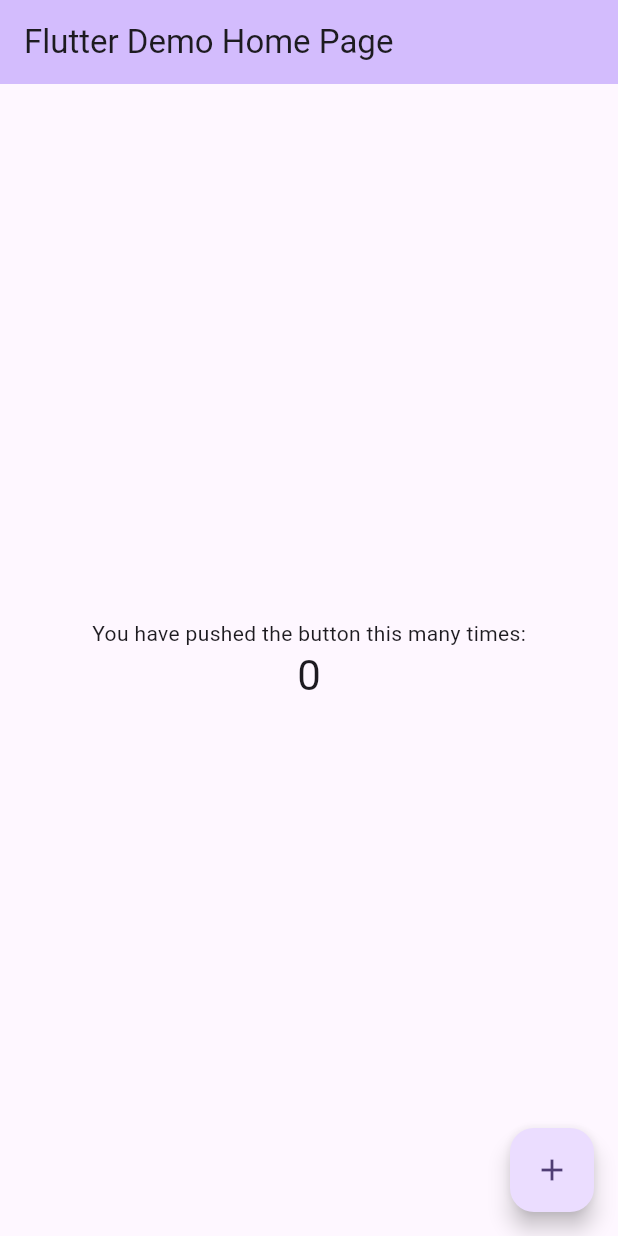
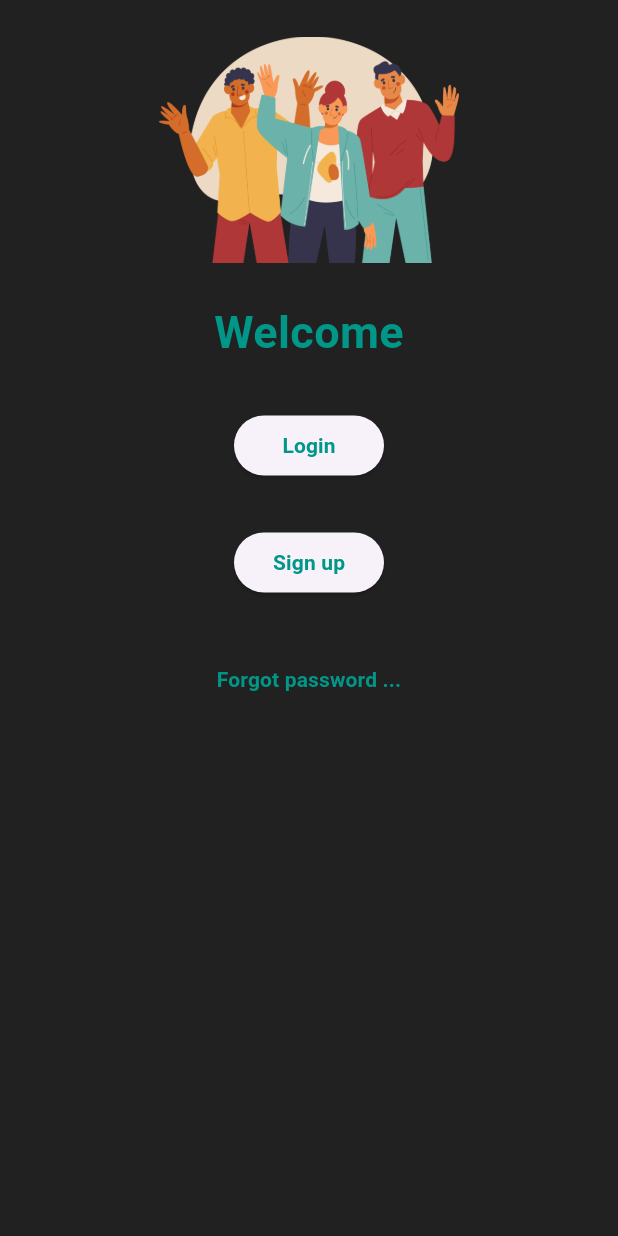
Before and after one commit to iamsaeedbm/flutter_vip, a Flutter app: the screen it shows after launch, on a phone screen of 412 x 824 dp. Run offline on Flutter 3.47's test engine with Material 3 defaults, Android fonts, the phone set to English and light mode, and no system bars.

Commit message:
add starter files

```diff
--- a/analysis_options.yaml
+++ b/analysis_options.yaml
@@ -7,7 +7,7 @@
 
 # The following line activates a set of recommended lints for Flutter apps,
 # packages, and plugins designed to encourage good coding practices.
-include: package:flutter_lints/flutter.yaml
+# include: package:flutter_lints/flutter.yaml
 
 linter:
   # The lint rules applied to this project can be customized in the
--- a/lib/main.dart
+++ b/lib/main.dart
@@ -1,125 +1,18 @@
 import 'package:flutter/material.dart';
+import 'package:vip_app/welcome_page.dart';
 
-void main() {
-  runApp(const MyApp());
+void main(List<String> args) {
+  runApp(MyApp());
 }
 
 class MyApp extends StatelessWidget {
   const MyApp({super.key});
 
-  // This widget is the root of your application.
   @override
   Widget build(BuildContext context) {
     return MaterialApp(
-      title: 'Flutter Demo',
-      theme: ThemeData(
-        // This is the theme of your application.
-        //
-        // TRY THIS: Try running your application with "flutter run". You'll see
-        // the application has a purple toolbar. Then, without quitting the app,
-        // try changing the seedColor in the colorScheme below to Colors.green
-        // and then invoke "hot reload" (save your changes or press the "hot
-        // reload" button in a Flutter-supported IDE, or press "r" if you used
-        // the command line to start the app).
-        //
-        // Notice that the counter didn't reset back to zero; the application
-        // state is not lost during the reload. To reset the state, use hot
-        // restart instead.
-        //
-        // This works for code too, not just values: Most code changes can be
-        // tested with just a hot reload.
-        colorScheme: ColorScheme.fromSeed(seedColor: Colors.deepPurple),
-        useMaterial3: true,
-      ),
-      home: const MyHomePage(title: 'Flutter Demo Home Page'),
+      debugShowCheckedModeBanner: false,
+      home: WelcomePage(),
     );
   }
 }
-
-class MyHomePage extends StatefulWidget {
-  const MyHomePage({super.key, required this.title});
-
-  // This widget is the home page of your application. It is stateful, meaning
-  // that it has a State object (defined below) that contains fields that affect
-  // how it looks.
-
-  // This class is the configuration for the state. It holds the values (in this
-  // case the title) provided by the parent (in this case the App widget) and
-  // used by the build method of the State. Fields in a Widget subclass are
-  // always marked "final".
-
-  final String title;
-
-  @override
-  State<MyHomePage> createState() => _MyHomePageState();
-}
-
-class _MyHomePageState extends State<MyHomePage> {
-  int _counter = 0;
-
-  void _incrementCounter() {
-    setState(() {
-      // This call to setState tells the Flutter framework that something has
-      // changed in this State, which causes it to rerun the build method below
-      // so that the display can reflect the updated values. If we changed
-      // _counter without calling setState(), then the build method would not be
-      // called again, and so nothing would appear to happen.
-      _counter++;
-    });
-  }
-
-  @override
-  Widget build(BuildContext context) {
-    // This method is rerun every time setState is called, for instance as done
-    // by the _incrementCounter method above.
-    //
-    // The Flutter framework has been optimized to make rerunning build methods
-    // fast, so that you can just rebuild anything that needs updating rather
-    // than having to individually change instances of widgets.
-    return Scaffold(
-      appBar: AppBar(
-        // TRY THIS: Try changing the color here to a specific color (to
-        // Colors.amber, perhaps?) and trigger a hot reload to see the AppBar
-        // change color while the other colors stay the same.
-        backgroundColor: Theme.of(context).colorScheme.inversePrimary,
-        // Here we take the value from the MyHomePage object that was created by
-        // the App.build method, and use it to set our appbar title.
-        title: Text(widget.title),
-      ),
-      body: Center(
-        // Center is a layout widget. It takes a single child and positions it
-        // in the middle of the parent.
-        child: Column(
-          // Column is also a layout widget. It takes a list of children and
-          // arranges them vertically. By default, it sizes itself to fit its
-          // children horizontally, and tries to be as tall as its parent.
-          //
-          // Column has various properties to control how it sizes itself and
-          // how it positions its children. Here we use mainAxisAlignment to
-          // center the children vertically; the main axis here is the vertical
-          // axis because Columns are vertical (the cross axis would be
-          // horizontal).
-          //
-          // TRY THIS: Invoke "debug painting" (choose the "Toggle Debug Paint"
-          // action in the IDE, or press "p" in the console), to see the
-          // wireframe for each widget.
-          mainAxisAlignment: MainAxisAlignment.center,
-          children: <Widget>[
-            const Text(
-              'You have pushed the button this many times:',
-            ),
-            Text(
-              '$_counter',
-              style: Theme.of(context).textTheme.headlineMedium,
-            ),
-          ],
-        ),
-      ),
-      floatingActionButton: FloatingActionButton(
-        onPressed: _incrementCounter,
-        tooltip: 'Increment',
-        child: const Icon(Icons.add),
-      ), // This trailing comma makes auto-formatting nicer for build methods.
-    );
-  }
-}
--- /dev/null
+++ b/lib/welcome_page.dart
@@ -0,0 +1,88 @@
+import 'package:flutter/material.dart';
+import 'package:vip_app/login_page.dart';
+import 'package:vip_app/reset_password_page.dart';
+import 'package:vip_app/signup_page.dart';
+
+class WelcomePage extends StatefulWidget {
+  const WelcomePage({super.key});
+
+  @override
+  State<WelcomePage> createState() => _WelcomePageState();
+}
+
+class _WelcomePageState extends State<WelcomePage> {
+  @override
+  Widget build(BuildContext context) {
+    return Scaffold(
+      backgroundColor: Colors.grey[900],
+      body: SafeArea(
+        child: Center(
+          child: Column(
+            children: [
+              Image(
+                image: AssetImage('images/welcome.png'),
+                width: 200.0,
+                height: 200.0,
+              ),
+              Text(
+                'Welcome',
+                style: TextStyle(
+                  fontWeight: FontWeight.bold,
+                  fontSize: 30.0,
+                  color: Colors.teal,
+                ),
+              ),
+              SizedBox(height: 30),
+              ElevatedButton(
+                onPressed: () {
+                  navigateToPage(LoginPage());
+                },
+                style: ElevatedButton.styleFrom(
+                  minimumSize: Size(100, 40),
+                ),
+                child: Text(
+                  'Login',
+                  style: TextStyle(
+                      color: Colors.teal, fontWeight: FontWeight.bold),
+                ),
+              ),
+              SizedBox(height: 30),
+              ElevatedButton(
+                onPressed: () {
+                  navigateToPage(SignUpPage());
+                },
+                style: ElevatedButton.styleFrom(
+                  minimumSize: Size(100, 40),
+                ),
+                child: Text(
+                  'Sign up',
+                  style: TextStyle(
+                      color: Colors.teal, fontWeight: FontWeight.bold),
+                ),
+              ),
+              SizedBox(height: 30),
+              TextButton(
+                onPressed: () {
+                  navigateToPage(ResetPasswordPage());
+                },
+                child: Text(
+                  'Forgot password ...',
+                  style: TextStyle(
+                      fontWeight: FontWeight.bold, color: Colors.teal),
+                ),
+              ),
+            ],
+          ),
+        ),
+      ),
+    );
+  }
+
+  void navigateToPage(Widget page) {
+    Navigator.of(context).push(
+      MaterialPageRoute(
+        builder: (context) => page,
+      ),
+    );
+  }
+}
--- a/pubspec.yaml
+++ b/pubspec.yaml
@@ -45,7 +45,7 @@ dev_dependencies:
   # activated in the `analysis_options.yaml` file located at the root of your
   # package. See that file for information about deactivating specific lint
   # rules and activating additional ones.
-  flutter_lints: ^3.0.0
+  # flutter_lints: ^3.0.0
 
 # For information on the generic Dart part of this file, see the
 # following page: https://dart.dev/tools/pub/pubspec
@@ -59,8 +59,8 @@ flutter:
   uses-material-design: true
 
   # To add assets to your application, add an assets section, like this:
-  # assets:
-  #   - images/a_dot_burr.jpeg
+  assets:
+    - images/
   #   - images/a_dot_ham.jpeg
 
   # An image asset can refer to one or more resolution-specific "variants", see
```
Also changed, not shown: lib/appbar_theme.dart (added, +9 -0 lines), lib/login_page.dart (added, +34 -0 lines), lib/reset_password_page.dart (added, +34 -0 lines), lib/signup_page.dart (added, +34 -0 lines), images/welcome.png (added), pubspec.lock.
